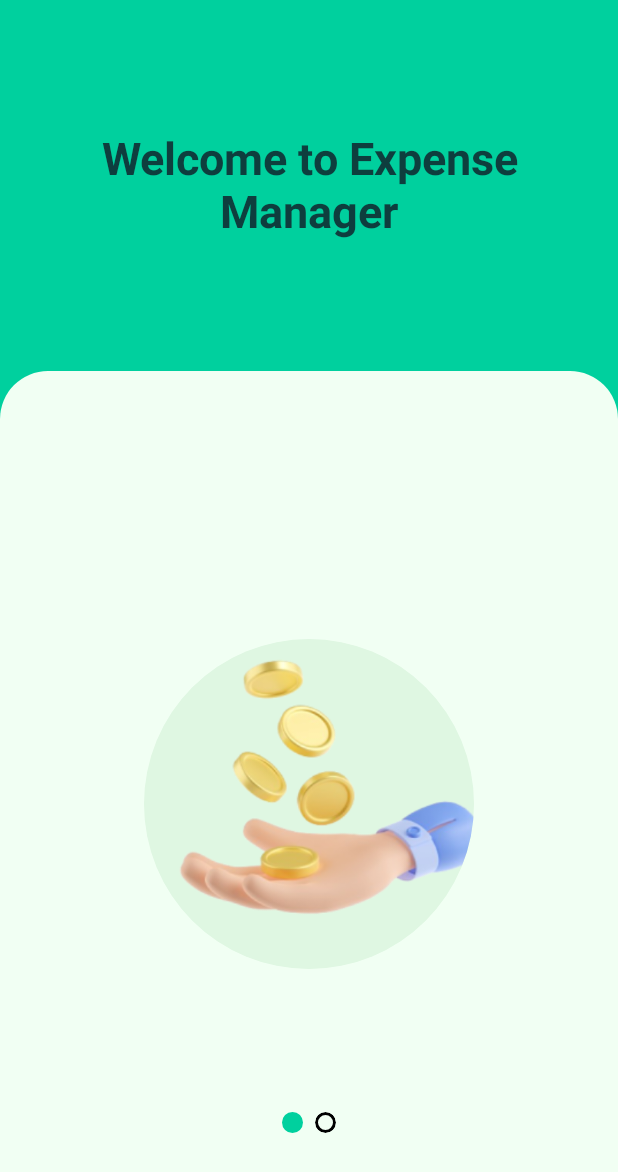
After one commit to saifi369/KMP-ExpenseTracker, an Android app built with Jetpack Compose: the GetStartedScreen screen opened through its navigation route, on a phone screen of 412 x 824 dp. The commit adds this screen. Shown: the top 1172 px of the screen. Run offline under Robolectric (Android 15) with nearby library versions, the phone set to English and light mode, and no system bars; our stand-ins replace Compose Multiplatform resources.

Commit message:
Added onboarding screen

```diff
--- a/composeApp/src/commonMain/composeResources/values/strings.xml
+++ b/composeApp/src/commonMain/composeResources/values/strings.xml
@@ -2,4 +2,10 @@
     <string name="home_tab_title">Home</string>
     <string name="transaction_tab_title">Transactions</string>
     <string name="settings_tab_title">Settings</string>
+
+    <!--OnBoarding Screen-->
+    <string name="onboarding_screen_one_title_text">Welcome to Expense Manager</string>
+    <string name="onboarding_screen_two_title_text">Are you ready to take control of your finances?</string>
+    <string name="next_button_text">Next</string>
+
 </resources>
--- a/composeApp/src/commonMain/kotlin/ui/App.kt
+++ b/composeApp/src/commonMain/kotlin/ui/App.kt
@@ -1,14 +1,14 @@
 package ui
 
-import androidx.compose.material3.MaterialTheme
 import androidx.compose.runtime.Composable
 import org.jetbrains.compose.ui.tooling.preview.Preview
-import ui.screen.ExpensifyApp
+import ui.screen.AppContent
+import ui.theme.AppTheme
 
 @Composable
 @Preview
 fun App() {
-    MaterialTheme {
-        ExpensifyApp()
+    AppTheme {
+        AppContent()
     }
 }
--- /dev/null
+++ b/composeApp/src/commonMain/kotlin/ui/composables/Texts.kt
@@ -0,0 +1,19 @@
+package ui.composables
+
+import androidx.compose.material3.Text
+import androidx.compose.runtime.Composable
+import androidx.compose.ui.Modifier
+import androidx.compose.ui.text.style.TextAlign
+import ui.theme.AppColor
+import ui.theme.AppTheme
+
+@Composable
+fun LargeTitleText(modifier: Modifier = Modifier, text: String) {
+    Text(
+        modifier = modifier,
+        text = text,
+        style = AppTheme.typography.titleLarge,
+        textAlign = TextAlign.Center,
+        color = AppColor.onPrimaryCyprus
+    )
+}
--- /dev/null
+++ b/composeApp/src/commonMain/kotlin/ui/screen/AppContent.kt
@@ -0,0 +1,45 @@
+package ui.screen
+
+import androidx.compose.foundation.background
+import androidx.compose.foundation.layout.WindowInsets
+import androidx.compose.foundation.layout.fillMaxSize
+import androidx.compose.foundation.layout.padding
+import androidx.compose.foundation.layout.safeDrawing
+import androidx.compose.foundation.layout.windowInsetsPadding
+import androidx.compose.material3.Scaffold
+import androidx.compose.material3.Surface
+import androidx.compose.runtime.Composable
+import androidx.compose.ui.Modifier
+import androidx.navigation.compose.NavHost
+import androidx.navigation.compose.composable
+import androidx.navigation.compose.rememberNavController
+import ui.screen.onboarding.GetStartedScreen
+import ui.theme.AppColor
+
+@Composable
+fun AppContent() {
+
+    val rootNavController = rememberNavController()
+
+    Surface(
+        modifier = Modifier
+            .background(AppColor.mainGreen)
+            .fillMaxSize()
+            .windowInsetsPadding(WindowInsets.safeDrawing),
+        color = AppColor.mainGreen
+    ) {
+        Scaffold { innerPadding ->
+            NavHost(
+                modifier = Modifier
+                    .padding(innerPadding)
+                    .fillMaxSize(),
+                navController = rootNavController,
+                startDestination = "home"
+            ) {
+                composable("home") {
+                    GetStartedScreen()
+                }
+            }
+        }
+    }
+}
--- /dev/null
+++ b/composeApp/src/commonMain/kotlin/ui/screen/onboarding/GetStartedScreen.kt
@@ -0,0 +1,179 @@
+package ui.screen.onboarding
+
+import androidx.compose.foundation.Image
+import androidx.compose.foundation.background
+import androidx.compose.foundation.border
+import androidx.compose.foundation.layout.Arrangement
+import androidx.compose.foundation.layout.Box
+import androidx.compose.foundation.layout.Column
+import androidx.compose.foundation.layout.Row
+import androidx.compose.foundation.layout.Spacer
+import androidx.compose.foundation.layout.fillMaxSize
+import androidx.compose.foundation.layout.padding
+import androidx.compose.foundation.layout.size
+import androidx.compose.foundation.layout.wrapContentSize
+import androidx.compose.foundation.pager.HorizontalPager
+import androidx.compose.foundation.pager.PagerState
+import androidx.compose.foundation.pager.rememberPagerState
+import androidx.compose.foundation.shape.CircleShape
+import androidx.compose.foundation.shape.RoundedCornerShape
+import androidx.compose.material3.TextButton
+import androidx.compose.runtime.Composable
+import androidx.compose.runtime.remember
+import androidx.compose.ui.Alignment
+import androidx.compose.ui.Modifier
+import androidx.compose.ui.draw.clip
+import androidx.compose.ui.graphics.Color
+import androidx.compose.ui.unit.dp
+import expensify.composeapp.generated.resources.Res
+import expensify.composeapp.generated.resources.next_button_text
+import expensify.composeapp.generated.resources.onboarding_one
+import expensify.composeapp.generated.resources.onboarding_screen_one_title_text
+import expensify.composeapp.generated.resources.onboarding_screen_two_title_text
+import expensify.composeapp.generated.resources.onboarding_two
+import org.jetbrains.compose.resources.painterResource
+import org.jetbrains.compose.resources.stringResource
+import org.jetbrains.compose.ui.tooling.preview.Preview
+import ui.composables.LargeTitleText
+import ui.theme.AppColor
+import ui.theme.AppTheme
+
+@Composable
+fun GetStartedScreen() {
+
+    Box(
+        modifier = Modifier.fillMaxSize()
+    ) {
+        Column(
+            modifier = Modifier
+                .background(AppColor.mainGreen)
+                .fillMaxSize(),
+            horizontalAlignment = Alignment.CenterHorizontally
+        ) {
+
+            Spacer(modifier = Modifier.weight(0.3f))
+
+            Spacer(
+                modifier = Modifier
+                    .clip(RoundedCornerShape(32.dp, 32.dp, 0.dp, 0.dp))
+                    .background(AppColor.backgroundGreen)
+                    .fillMaxSize()
+                    .weight(.7f),
+            )
+        }
+
+        val totalPages = 2
+        val pagerState = rememberPagerState(0) { totalPages }
+        var text = remember { "" }
+        var imageResource = remember { Res.drawable.onboarding_one }
+
+        HorizontalPager(
+            modifier = Modifier.fillMaxSize(),
+            state = pagerState
+        ) {
+
+            when (pagerState.currentPage) {
+                0 -> {
+                    text = stringResource(Res.string.onboarding_screen_one_title_text)
+                    imageResource = Res.drawable.onboarding_one
+                }
+
+                1 -> {
+                    text = stringResource(Res.string.onboarding_screen_two_title_text)
+                    imageResource = Res.drawable.onboarding_two
+                }
+            }
+
+            Column {
+                LargeTitleText(
+                    text = text,
+                    modifier = Modifier
+                        .padding(horizontal = 32.dp, vertical = 48.dp)
+                        .weight(.3f)
+                        .wrapContentSize(),
+                )
+                Box(
+                    modifier = Modifier
+                        .fillMaxSize()
+                        .weight(.7f),
+                    contentAlignment = Alignment.Center
+                ) {
+
+                    Column(
+                        modifier = Modifier.fillMaxSize(),
+                        horizontalAlignment = Alignment.CenterHorizontally,
+                        verticalArrangement = Arrangement.Center
+                    ) {
+                        Box(
+                            modifier = Modifier
+                                .size(220.dp)
+                                .clip(CircleShape)
+                                .background(AppColor.primaryLightGreen)
+                                .fillMaxSize(),
+                            contentAlignment = Alignment.Center
+                        ) {
+                            Image(
+                                modifier = Modifier.fillMaxSize(),
+                                painter = painterResource(imageResource),
+                                contentDescription = null
+                            )
+                        }
+                        if (pagerState.currentPage == totalPages - 1) {
+                            Spacer(Modifier.size(24.dp))
+                            TextButton(onClick = {
+                            }) {
+                                LargeTitleText(text = stringResource(Res.string.next_button_text))
+                            }
+                        }
+                    }
+                }
+            }
+        }
+
+        Column(
+            modifier = Modifier
+                .fillMaxSize(),
+            horizontalAlignment = Alignment.CenterHorizontally
+        ) {
+            Spacer(modifier = Modifier.weight(9f))
+            PageIndicator(Modifier.weight(1f), pagerState, totalPages)
+        }
+    }
+}
+
+
+@Composable
+fun PageIndicator(modifier: Modifier, pagerState: PagerState, totalPages: Int) {
+    Row(
+        modifier = modifier,
+        horizontalArrangement = Arrangement.spacedBy(8.dp)
+    ) {
+        repeat(totalPages) {
+            val isSelected = pagerState.currentPage == it
+            Box(
+                modifier = Modifier
+                    .size(14.dp)
+                    .clip(CircleShape)
+                    .background(if (isSelected) AppColor.mainGreen else AppColor.backgroundGreen)
+                    .then(
+                        if (isSelected.not()) Modifier.border(
+                            2.dp,
+                            Color.Black,
+                            CircleShape
+                        ) else Modifier
+                    )
+                    .fillMaxSize()
+            ) {
+
+            }
+        }
+    }
+}
+
+@Preview
+@Composable
+fun GetStartedScreenPreview() {
+    AppTheme {
+        GetStartedScreen()
+    }
+}
--- /dev/null
+++ b/composeApp/src/commonMain/kotlin/ui/theme/AppColor.kt
@@ -0,0 +1,17 @@
+package ui.theme
+
+import androidx.compose.ui.graphics.Color
+
+object AppColor {
+
+    val backgroundGreen = Color(0xFFF1FFF3)
+    val primaryLightGreen = Color(0xFFDFF7E2)
+    val onPrimaryCyprus = Color(0xFF0E3E3E)
+    val mainGreen = Color(0xFF00D09E)
+    val lightBlue = Color(0xFF6DB6FE)
+    val vividBlue = Color(0xFF3299FF)
+    val secondaryOceanBlue = Color(0xFF0068FF)
+
+    val fenceGreen = Color(0xFF052224)
+    val void = Color(0xFF031314)
+}
--- a/gradle/libs.versions.toml
+++ b/gradle/libs.versions.toml
@@ -10,8 +10,8 @@ androidx-core-ktx = "1.13.0"
 androidx-espresso-core = "3.5.1"
 androidx-material = "1.11.0"
 androidx-test-junit = "1.1.5"
-compose = "1.6.6"
-compose-plugin = "1.6.2"
+compose = "1.6.11"
+compose-plugin = "1.7.0-alpha01"
 junit = "4.13.2"
 kotlin = "1.9.23"
 kotlinxSerializationJson = "1.7.1"
```
Also changed, not shown: composeApp/src/commonMain/kotlin/ui/screen/ExpensifyApp.kt (deleted, +0 -56 lines), composeApp/src/commonMain/kotlin/ui/screen/home/HomeScreen.kt (+1 -70 lines), composeApp/src/commonMain/kotlin/ui/screen/settings/SettingsScreen.kt (deleted, +0 -13 lines), composeApp/src/commonMain/kotlin/ui/screen/transactions/ProfileScreen.kt (deleted, +0 -49 lines), composeApp/src/commonMain/kotlin/ui/theme/AppDesignSystem.kt (+14 -12 lines), composeApp/src/commonMain/kotlin/ui/theme/AppFont.kt (deleted, +0 -19 lines), composeApp/src/commonMain/kotlin/ui/theme/AppTheme.kt (+34 -34 lines), composeApp/src/commonMain/kotlin/ui/theme/Color.kt (deleted, +0 -12 lines), composeApp/src/commonMain/composeResources/drawable/onboarding_one.png (added), composeApp/src/commonMain/composeResources/drawable/onboarding_two.png (added).
